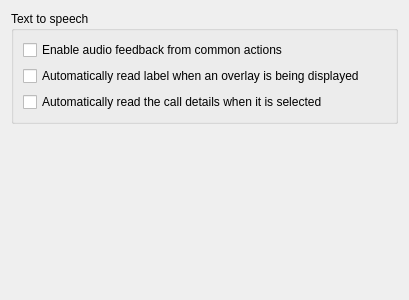
The window that src/conf/dlgaccessibility.ui (KDE/ring-kde) describes before a commit, drawn with Qt 5.
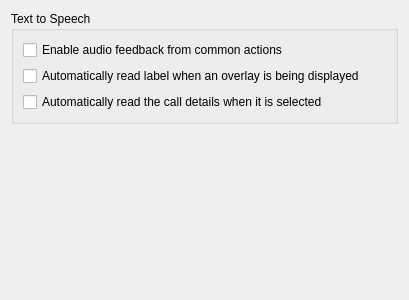
The same window after the commit.

```diff
--- a/src/conf/dlgaccessibility.ui
+++ b/src/conf/dlgaccessibility.ui
@@ -17,7 +17,7 @@
    <item>
     <widget class="QGroupBox" name="m_pT2SBG">
      <property name="title">
-      <string>Text to speech</string>
+      <string>Text to Speech</string>
      </property>
      <layout class="QVBoxLayout" name="verticalLayout_2">
       <item>
```
